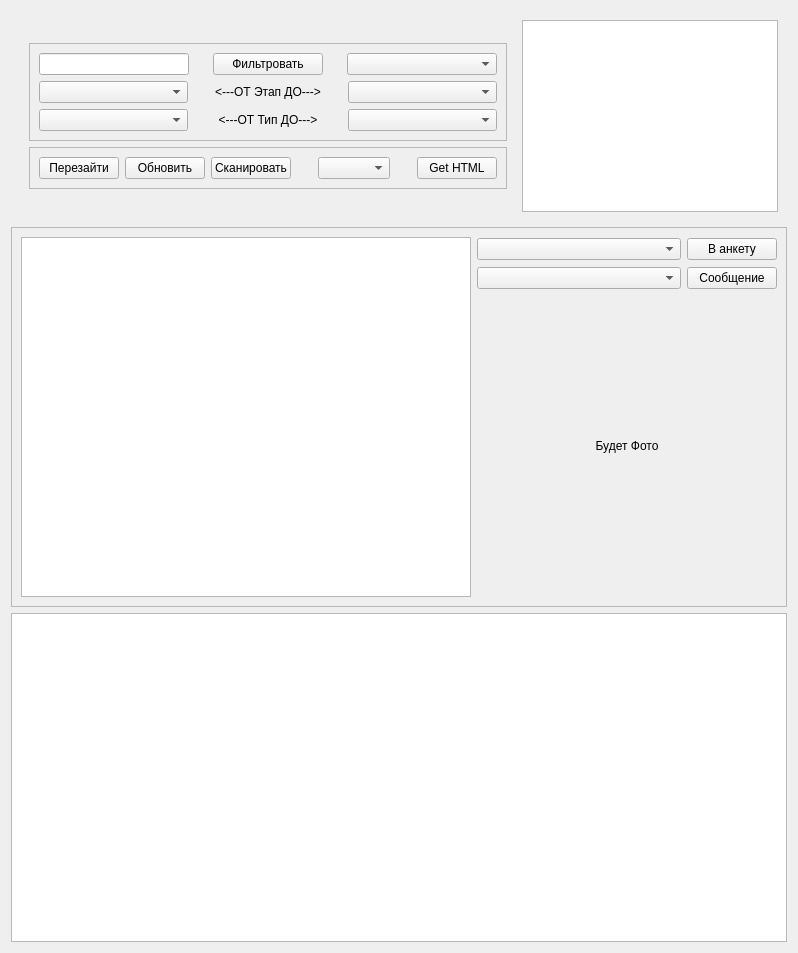
dekarh/MScan, file mNote_win.ui: the form before one commit.
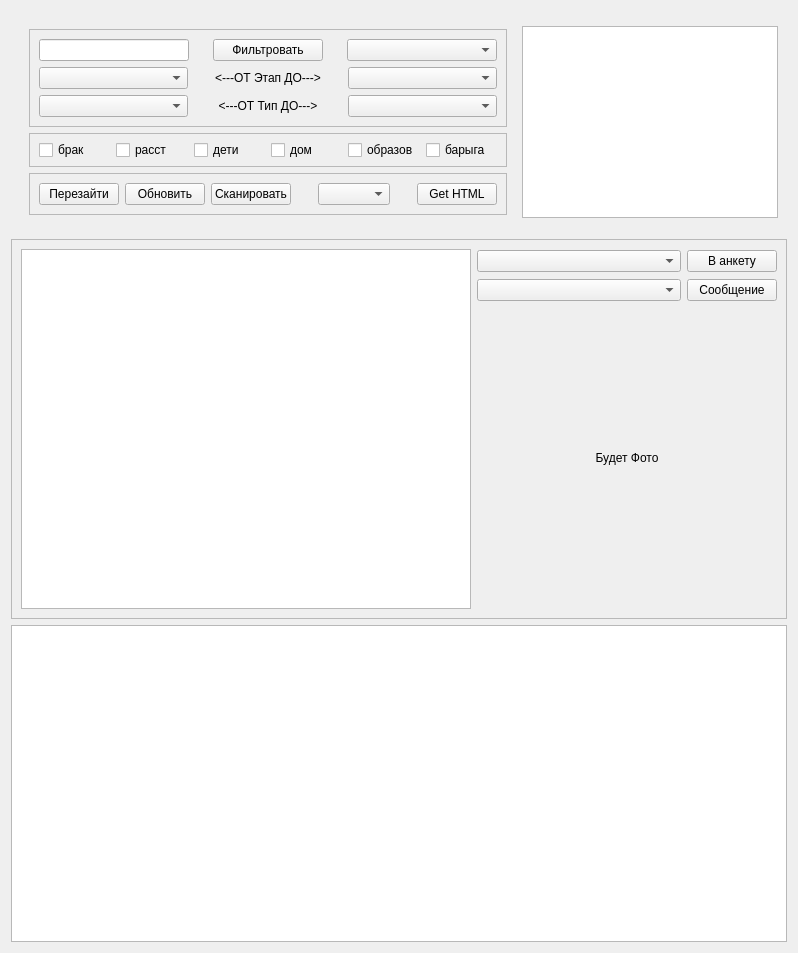
The form after the commit.

Patch:
```diff
--- a/mNote_win.ui
+++ b/mNote_win.ui
@@ -165,6 +165,108 @@
            </layout>
           </widget>
          </item>
+         <item>
+          <widget class="QFrame" name="frame_4">
+           <property name="sizePolicy">
+            <sizepolicy hsizetype="Preferred" vsizetype="Maximum">
+             <horstretch>0</horstretch>
+             <verstretch>0</verstretch>
+            </sizepolicy>
+           </property>
+           <property name="minimumSize">
+            <size>
+             <width>0</width>
+             <height>34</height>
+            </size>
+           </property>
+           <property name="frameShape">
+            <enum>QFrame::StyledPanel</enum>
+           </property>
+           <property name="frameShadow">
+            <enum>QFrame::Raised</enum>
+           </property>
+           <layout class="QHBoxLayout" name="horizontalLayout_9">
+            <item>
+             <widget class="QCheckBox" name="chb_mar">
+              <property name="sizePolicy">
+               <sizepolicy hsizetype="Minimum" vsizetype="Maximum">
+                <horstretch>0</horstretch>
+                <verstretch>0</verstretch>
+               </sizepolicy>
+              </property>
+              <property name="text">
+               <string>брак</string>
+              </property>
+             </widget>
+            </item>
+            <item>
+             <widget class="QCheckBox" name="chb_dist">
+              <property name="sizePolicy">
+               <sizepolicy hsizetype="Minimum" vsizetype="Maximum">
+                <horstretch>0</horstretch>
+                <verstretch>0</verstretch>
+               </sizepolicy>
+              </property>
+              <property name="text">
+               <string>расст</string>
+              </property>
+             </widget>
+            </item>
+            <item>
+             <widget class="QCheckBox" name="chb_child">
+              <property name="sizePolicy">
+               <sizepolicy hsizetype="Minimum" vsizetype="Maximum">
+                <horstretch>0</horstretch>
+                <verstretch>0</verstretch>
+               </sizepolicy>
+              </property>
+              <property name="text">
+               <string>дети</string>
+              </property>
+             </widget>
+            </item>
+            <item>
+             <widget class="QCheckBox" name="chb_home">
+              <property name="sizePolicy">
+               <sizepolicy hsizetype="Minimum" vsizetype="Maximum">
+                <horstretch>0</horstretch>
+                <verstretch>0</verstretch>
+               </sizepolicy>
+              </property>
+              <property name="text">
+               <string>дом</string>
+              </property>
+             </widget>
+            </item>
+            <item>
+             <widget class="QCheckBox" name="chb_edu">
+              <property name="sizePolicy">
+               <sizepolicy hsizetype="Minimum" vsizetype="Maximum">
+                <horstretch>0</horstretch>
+                <verstretch>0</verstretch>
+               </sizepolicy>
+              </property>
+              <property name="text">
+               <string>образов</string>
+              </property>
+             </widget>
+            </item>
+            <item>
+             <widget class="QCheckBox" name="chb_baryg">
+              <property name="sizePolicy">
+               <sizepolicy hsizetype="Minimum" vsizetype="Maximum">
+                <horstretch>0</horstretch>
+                <verstretch>0</verstretch>
+               </sizepolicy>
+              </property>
+              <property name="text">
+               <string>барыга</string>
+              </property>
+             </widget>
+            </item>
+           </layout>
+          </widget>
+         </item>
          <item>
           <widget class="QFrame" name="frame_2">
            <property name="sizePolicy">
```
